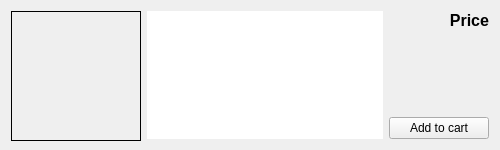
This is devicewidget.ui in szymon27/xkomx as Qt 5 draws it before an edit. The edited form follows.
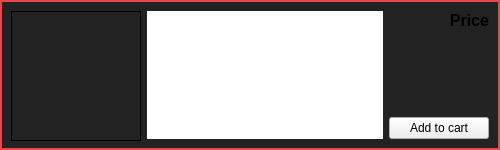
This is the edited form.

Patch:
```diff
--- a/devicewidget.ui
+++ b/devicewidget.ui
@@ -25,6 +25,9 @@
   <property name="windowTitle">
    <string>XKOMX</string>
   </property>
+  <property name="styleSheet">
+   <string notr="true">QWidget#DeviceWidget{background-color:#222222;border: 2px solid #e8474c;}</string>
+  </property>
   <layout class="QHBoxLayout" name="horizontalLayout">
    <item>
     <widget class="QLabel" name="lbImage">
```
